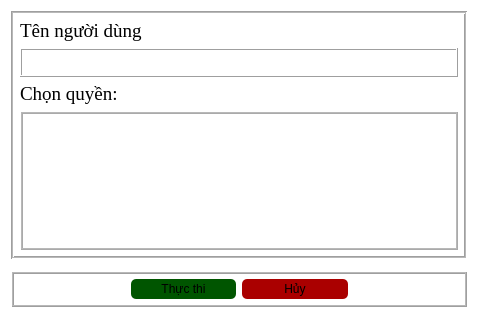
The window that ui/permission_dialog.ui (DTNS2905/App_quan_ly_python_qt_) describes before a commit, drawn with Qt 5.
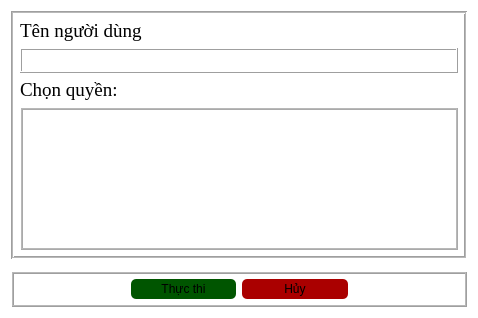
The same window after the commit. Icons and pictures are not drawn.

Commit message: register , add,. delete permission for user

What changed in the file:
```diff
--- a/ui/permission_dialog.ui
+++ b/ui/permission_dialog.ui
@@ -255,6 +255,17 @@
        <verstretch>0</verstretch>
       </sizepolicy>
      </property>
+     <property name="styleSheet">
+      <string notr="true">QLabel {
+color:black;
+}
+
+.QLineEdit {
+color:black;
+background-color:rgb(255, 255, 255);
+}
+</string>
+     </property>
      <property name="frameShape">
       <enum>QFrame::Shape::Box</enum>
      </property>
@@ -349,17 +360,17 @@
 }
 
 QListView::item:selected {
-    border: 1px solid #6a6ea9;
+    border: 1px solid #567dbc;
 }
 
 QListView::item:selected:!active {
-    background: qlineargradient(x1: 0, y1: 0, x2: 0, y2: 1,
-                                stop: 0 #ABAFE5, stop: 1 #8588B2);
+    background: qlineargradient(x1: 0, y1: 0, x2: 0, y2: 1, stop: 0 #6b9be8, stop: 1 #577fbf);
+    color:white
 }
 
 QListView::item:selected:active {
-    background: qlineargradient(x1: 0, y1: 0, x2: 0, y2: 1,
-                                stop: 0 #6a6ea9, stop: 1 #888dd9);
+    background: qlineargradient(x1: 0, y1: 0, x2: 0, y2: 1, stop: 0 #6ea1f1, stop: 1 #567dbc);
+    color:white
 }
 
 QListView::item:hover {
@@ -369,6 +380,7 @@
 
 QListView {
     show-decoration-selected: 1; /* make the selection span the entire width of the view */
+	color:black;
 	background:rgb(255, 255, 255)
 }</string>
         </property>
```
Left out of the diff: 4 changed lines with no effect on the pictures. The commit also changes 19 other files.
